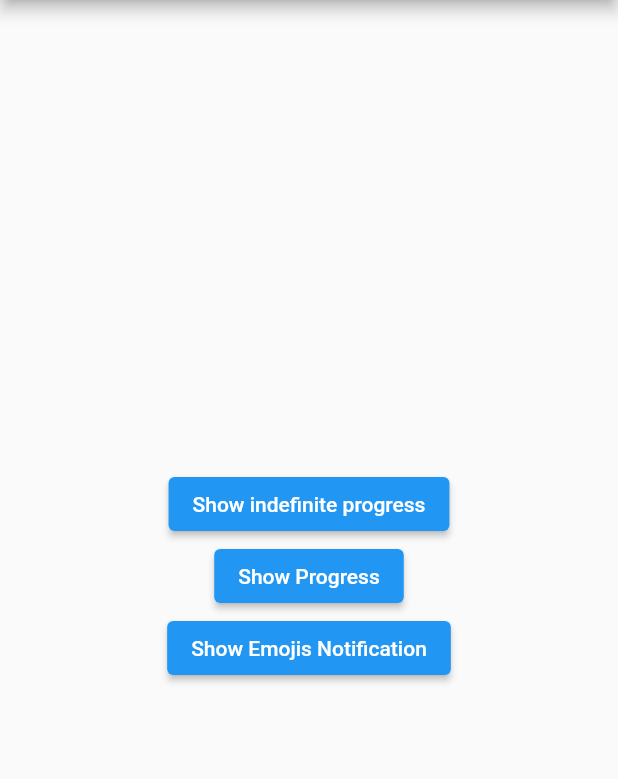
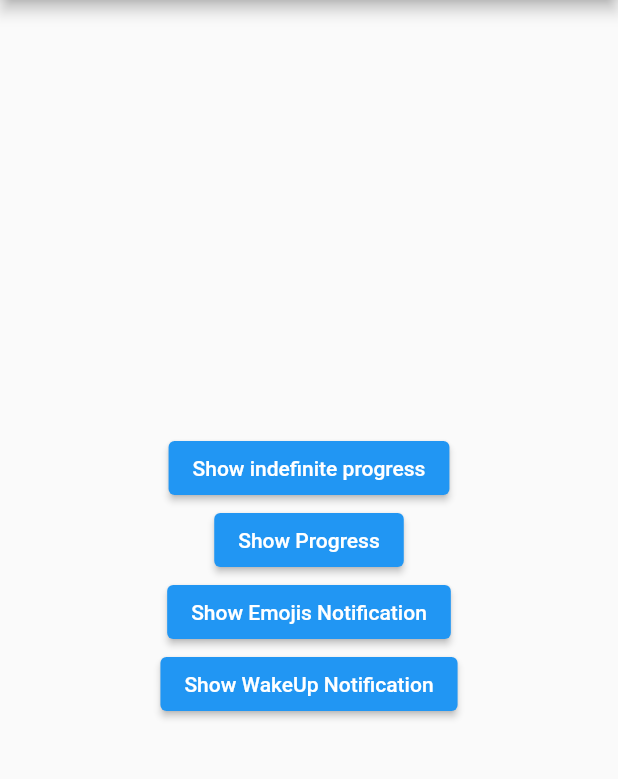
Before and after one commit to anmol-me/notification_course, a Flutter app: the screen it shows after launch, on a phone screen of 412 x 824 dp, the part 84-863 px from its top. Run offline on Flutter 3.47's test engine with Material 2 defaults, Android fonts, the phone set to English and light mode, and no system bars; our stand-ins replace awesome_notifications, fluttertoast.

Commit message:
Wake up notification

```diff
--- a/lib/main.dart
+++ b/lib/main.dart
@@ -81,6 +81,10 @@ class _MyHomePageState extends State<MyHomePage> {
               onPressed: () => LocalNotification.showEmojiNotification(1),
               child: const Text('Show Emojis Notification'),
             ),
+            ElevatedButton(
+              onPressed: () => LocalNotification.showWakeUpNotification(1),
+              child: const Text('Show WakeUp Notification'),
+            ),
           ],
         ),
       ),
```
Also changed, not shown: lib/services/local_notification.dart (+16 -0 lines), 1 other file.
